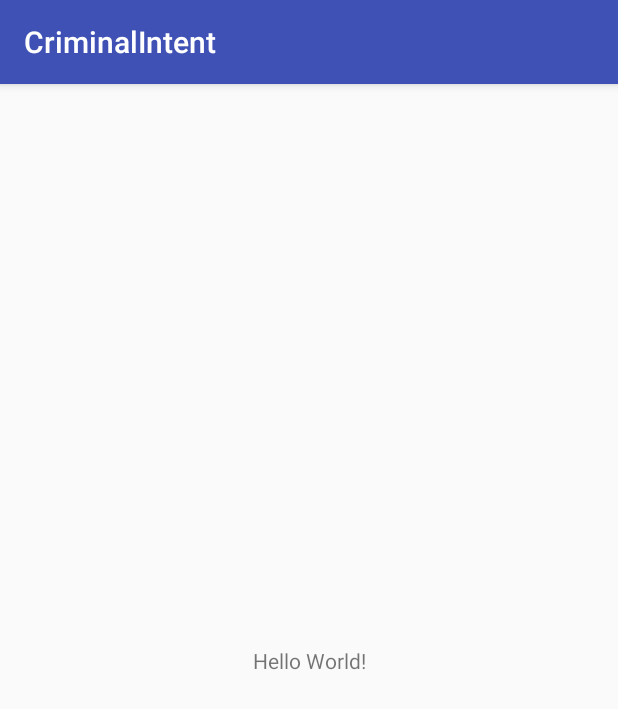
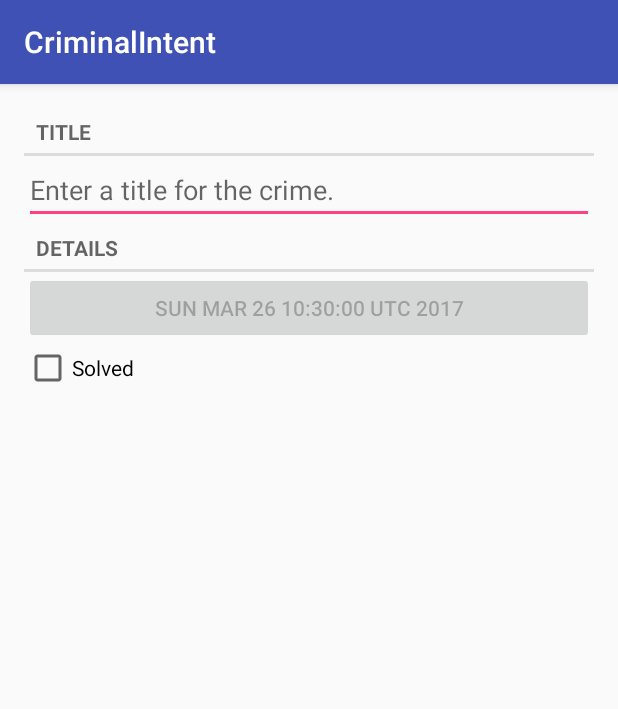
Before and after one commit to bluesxman/bnr-android, an Android app: the screen it shows after launch (CrimeActivity), on a phone screen of 412 x 824 dp. Shown: the top 709 px of the screen. Run offline under Robolectric (Android 15) with nearby library versions, the phone set to English and light mode, and no system bars.

Commit message:
debugging bad schema uri

```diff
--- a/CriminalIntent/app/build.gradle
+++ b/CriminalIntent/app/build.gradle
@@ -21,7 +21,6 @@ android {
 
 dependencies {
     compile fileTree(dir: 'libs', include: ['*.jar'])
-    compile 'com.android.support:appcompat-v7: 25.0.1'
     androidTestCompile('com.android.support.test.espresso:espresso-core:2.2.2', {
         exclude group: 'com.android.support', module: 'support-annotations'
     })
--- a/CriminalIntent/app/src/main/java/com/smackwerks/criminalintent/CrimeActivity.java
+++ b/CriminalIntent/app/src/main/java/com/smackwerks/criminalintent/CrimeActivity.java
@@ -1,7 +1,12 @@
 package com.smackwerks.criminalintent;
 
+import android.content.Context;
+import android.support.v4.app.Fragment;
+import android.support.v4.app.FragmentManager;
 import android.support.v7.app.AppCompatActivity;
 import android.os.Bundle;
+import android.util.AttributeSet;
+import android.view.View;
 
 public class CrimeActivity extends AppCompatActivity {
 
@@ -9,5 +14,13 @@ public class CrimeActivity extends AppCompatActivity {
     protected void onCreate(Bundle savedInstanceState) {
         super.onCreate(savedInstanceState);
         setContentView(R.layout.activity_crime);
+
+        FragmentManager fm = getSupportFragmentManager();
+        Fragment fragment = fm.findFragmentById(R.id.fragment_container);
+        if (fragment == null){
+            fragment = new CrimeFragment();
+            fm.beginTransaction().add(R.id.fragment_container, fragment).commit();
+        }
+
     }
 }
--- /dev/null
+++ b/CriminalIntent/app/src/main/java/com/smackwerks/criminalintent/CrimeFragment.java
@@ -0,0 +1,71 @@
+package com.smackwerks.criminalintent;
+
+
+import android.os.Bundle;
+import android.support.annotation.Nullable;
+import android.support.v4.app.Fragment;
+import android.text.Editable;
+import android.text.TextWatcher;
+import android.view.LayoutInflater;
+import android.view.View;
+import android.view.ViewGroup;
+import android.widget.Button;
+import android.widget.CheckBox;
+import android.widget.CompoundButton;
+import android.widget.CompoundButton.OnCheckedChangeListener;
+import android.widget.EditText;
+
+/**
+ * Created by jwn on 3/25/2017.
+ */
+
+public class CrimeFragment extends Fragment {
+    private Crime mCrime;
+    private EditText mTitleField;
+    private Button mDateButton;
+    private CheckBox mSolvedCheckBox;
+
+    @Override
+    public void onCreate(@Nullable Bundle savedInstanceState) {
+        super.onCreate(savedInstanceState);
+        mCrime = new Crime();
+
+    }
+
+    @Nullable
+    @Override
+    public View onCreateView(LayoutInflater inflater, @Nullable ViewGroup container, @Nullable Bundle savedInstanceState) {
+        View v = inflater.inflate(R.layout.fragment_crime, container, false);
+
+        mTitleField = (EditText) v.findViewById(R.id.crime_title);
+        mTitleField.addTextChangedListener(new TextWatcher() {
+            @Override
+            public void beforeTextChanged(CharSequence s, int start, int count, int after) {
+            }
+
+            @Override
+            public void onTextChanged(CharSequence s, int start, int before, int count) {
+                mCrime.setTitle(s.toString());
+            }
+
+            @Override
+            public void afterTextChanged(Editable s) {
+            }
+        });
+
+        mDateButton = (Button) v.findViewById(R.id.crime_date);
+        mDateButton.setText(mCrime.getDate().toString());
+        mDateButton.setEnabled(false);
+
+        mSolvedCheckBox = (CheckBox) v.findViewById(R.id.crime_solved);
+        mSolvedCheckBox.setOnCheckedChangeListener(new OnCheckedChangeListener() {
+            @Override
+            public void onCheckedChanged(CompoundButton buttonView, boolean isChecked) {
+                mCrime.setSolved(isChecked);
+            }
+        });
+
+
+        return v;
+    }
+}
--- a/CriminalIntent/app/src/main/res/layout/activity_crime.xml
+++ b/CriminalIntent/app/src/main/res/layout/activity_crime.xml
@@ -1,18 +1,6 @@
 <?xml version="1.0" encoding="utf-8"?>
-<android.support.constraint.ConstraintLayout xmlns:android="http://schemas.android.com/apk/res/android"
-    xmlns:app="http://schemas.android.com/apk/res-auto"
-    xmlns:tools="http://schemas.android.com/tools"
-    android:layout_width="match_parent"
-    android:layout_height="match_parent"
-    tools:context="com.smackwerks.criminalintent.CrimeActivity">
-
-    <TextView
-        android:layout_width="wrap_content"
-        android:layout_height="wrap_content"
-        android:text="Hello World!"
-        app:layout_constraintBottom_toBottomOf="parent"
-        app:layout_constraintLeft_toLeftOf="parent"
-        app:layout_constraintRight_toRightOf="parent"
-        app:layout_constraintTop_toTopOf="parent" />
-
-</android.support.constraint.ConstraintLayout>
+<FrameLayout
+    xmlns:android ="http://schemas.android.com/apk/res/android"
+    android:id ="@+id/fragment_container"
+    android:layout_width ="match_parent"
+    android:layout_height ="match_parent" />
--- /dev/null
+++ b/CriminalIntent/app/src/main/res/layout/fragment_crime.xml
@@ -0,0 +1,38 @@
+<?xml version="1.0"encoding="utf-8"?>
+<LinearLayout
+    xmlns:android ="http://schemas.android.com/apk/res/android"
+    android:layout_width ="match_parent"
+    android:layout_height ="match_parent"
+    android:layout_margin ="16dp"
+    android:orientation ="vertical">
+
+    <TextView
+        style ="?android:listSeparatorTextViewStyle"
+        android:layout_width ="match_parent"
+        android:layout_height ="wrap_content"
+        android:text ="@string/crime_title_label"/>
+
+    <EditText
+        android:id ="@+id/crime_title"
+        android:layout_width ="match_parent"
+        android:layout_height ="wrap_content"
+        android:hint ="@string/crime_title_hint"/>
+
+    <TextView
+        style ="?android:listSeparatorTextViewStyle"
+        android:layout_width ="match_parent"
+        android:layout_height ="wrap_content"
+        android:text ="@string/crime_details_label"/>
+
+    <Button
+        android:id ="@+id/crime_date"
+        android:layout_width ="match_parent"
+        android:layout_height ="wrap_content"/>
+
+    <CheckBox
+        android:id ="@+id/crime_solved"
+        android:layout_width ="match_parent"
+        android:layout_height ="wrap_content"
+        android:text ="@string/crime_solved_label"/>
+
+</LinearLayout>
--- a/CriminalIntent/app/src/main/res/values/strings.xml
+++ b/CriminalIntent/app/src/main/res/values/strings.xml
@@ -1,3 +1,7 @@
 <resources>
     <string name="app_name">CriminalIntent</string>
+    <string name ="crime_title_hint" > Enter a title for the crime. </string>
+    <string name ="crime_title_label" > Title </string>
+    <string name ="crime_details_label" > Details </string>
+    <string name ="crime_solved_label" > Solved </string>
 </resources>
```
Also changed, not shown: CriminalIntent/app/src/main/java/com/smackwerks/criminalintent/Crime.java (+10 -10 lines).
